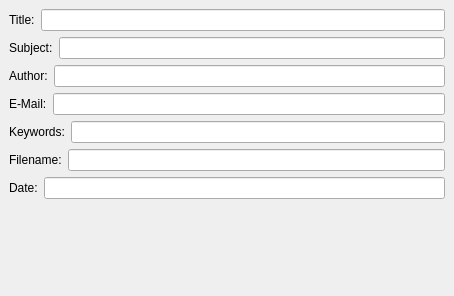
KDE/calligra, file sheets/plugins/scripting/scripts/htmlexportinfos.ui: the form before one commit.
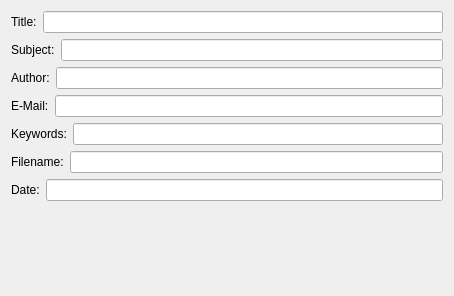
The form after the commit. Custom widgets are drawn as their Qt base class.

Commit message:
Remove out-dated margin and spacing settings in UI files
sources of Kexi, Krita and Plan still need clean-up as well

thanks inge and boemann for review

Patch:
```diff
--- a/sheets/plugins/scripting/scripts/htmlexportinfos.ui
+++ b/sheets/plugins/scripting/scripts/htmlexportinfos.ui
@@ -10,28 +10,16 @@
    </rect>
   </property>
   <layout class="QHBoxLayout" >
-   <property name="margin" >
-    <number>9</number>
-   </property>
-   <property name="spacing" >
-    <number>6</number>
-   </property>
    <item>
     <layout class="QVBoxLayout" >
      <property name="margin" >
       <number>0</number>
      </property>
-     <property name="spacing" >
-      <number>6</number>
-     </property>
      <item>
       <layout class="QHBoxLayout" >
        <property name="margin" >
         <number>0</number>
        </property>
-       <property name="spacing" >
-        <number>6</number>
-       </property>
        <item>
         <widget class="QLabel" name="label_2" >
          <property name="text" >
@@ -58,9 +46,6 @@
        <property name="margin" >
         <number>0</number>
        </property>
-       <property name="spacing" >
-        <number>6</number>
-       </property>
        <item>
         <widget class="QLabel" name="label_6" >
          <property name="text" >
@@ -87,9 +72,6 @@
        <property name="margin" >
         <number>0</number>
        </property>
-       <property name="spacing" >
-        <number>6</number>
-       </property>
        <item>
         <widget class="QLabel" name="label" >
          <property name="text" >
@@ -116,9 +98,6 @@
        <property name="margin" >
         <number>0</number>
        </property>
-       <property name="spacing" >
-        <number>6</number>
-       </property>
        <item>
         <widget class="QLabel" name="label_7" >
          <property name="text" >
@@ -145,9 +124,6 @@
        <property name="margin" >
         <number>0</number>
        </property>
-       <property name="spacing" >
-        <number>6</number>
-       </property>
        <item>
         <widget class="QLabel" name="label_3" >
          <property name="text" >
@@ -174,9 +150,6 @@
        <property name="margin" >
         <number>0</number>
        </property>
-       <property name="spacing" >
-        <number>6</number>
-       </property>
        <item>
         <widget class="QLabel" name="label_4" >
          <property name="text" >
@@ -203,9 +176,6 @@
        <property name="margin" >
         <number>0</number>
        </property>
-       <property name="spacing" >
-        <number>6</number>
-       </property>
        <item>
         <widget class="QLabel" name="label_5" >
          <property name="text" >
```
The commit also changes 21 other files.
